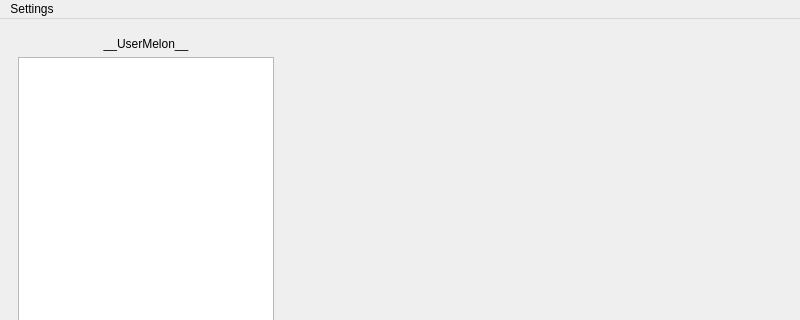
This is src/client-desktop/ui/main_window.ui in kovdan01/melon as Qt 5 draws it before an edit; both pictures show x 0 to 800 and y 0 to 320 of the 800 by 650 pixel window. The edited form follows.
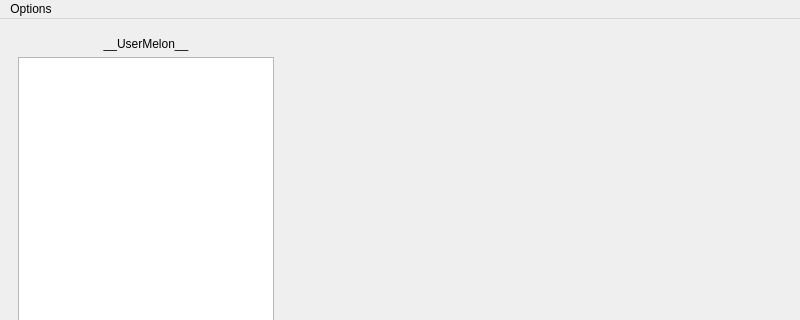
This is the edited form. Custom widgets are drawn as their Qt base class.

Commit message: Add settings gui prototype

Diff of the .ui file:
```diff
--- a/src/client-desktop/ui/main_window.ui
+++ b/src/client-desktop/ui/main_window.ui
@@ -148,7 +148,7 @@
    </property>
    <widget class="QMenu" name="menuSettings">
     <property name="title">
-     <string>Settings</string>
+     <string>Options</string>
     </property>
     <addaction name="OpenSettings"/>
    </widget>
```
The commit also changes 9 other files.
